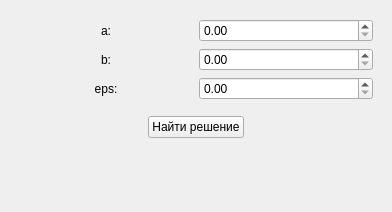
Before: the Qt Designer form mainwindow.ui in margarita-v/OptimizationMethods, drawn with Qt 5.
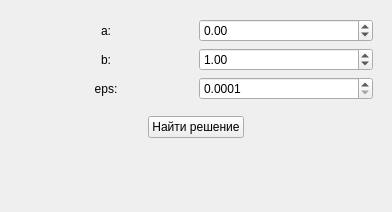
After: the same form once the commit is applied.

Commit message: UI class and main window were finished

Patch:
```diff
--- a/mainwindow.ui
+++ b/mainwindow.ui
@@ -105,16 +105,45 @@
             <property name="decimals">
              <number>2</number>
             </property>
+            <property name="minimum">
+             <double>-100.000000000000000</double>
+            </property>
             <property name="maximum">
-             <double>150.000000000000000</double>
+             <double>100.000000000000000</double>
             </property>
            </widget>
           </item>
           <item>
-           <widget class="QDoubleSpinBox" name="dsbB"/>
+           <widget class="QDoubleSpinBox" name="dsbB">
+            <property name="minimum">
+             <double>-100.000000000000000</double>
+            </property>
+            <property name="maximum">
+             <double>100.000000000000000</double>
+            </property>
+            <property name="value">
+             <double>1.000000000000000</double>
+            </property>
+           </widget>
           </item>
           <item>
-           <widget class="QDoubleSpinBox" name="dsbEps"/>
+           <widget class="QDoubleSpinBox" name="dsbEps">
+            <property name="decimals">
+             <number>4</number>
+            </property>
+            <property name="minimum">
+             <double>0.000100000000000</double>
+            </property>
+            <property name="maximum">
+             <double>1.000000000000000</double>
+            </property>
+            <property name="singleStep">
+             <double>0.000100000000000</double>
+            </property>
+            <property name="value">
+             <double>0.000100000000000</double>
+            </property>
+           </widget>
           </item>
          </layout>
         </item>
```
The commit also changes 1 other file.
